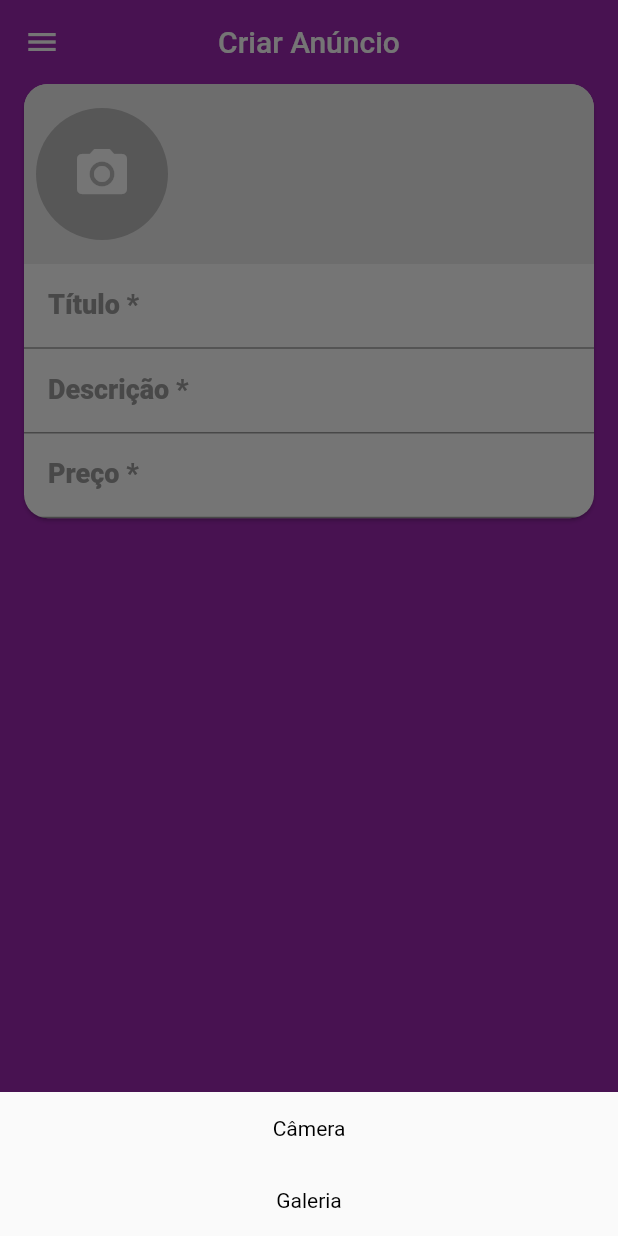
After one commit to silas-almeida/XLO, a Flutter app: the CreateScreen screen opened directly, after a tap on the "camera alt" icon, on a phone screen of 412 x 824 dp. The commit adds this screen. Run offline on Flutter 3.47's test engine with Material 2 defaults, Android fonts, the phone set to English and light mode, and no system bars; our stand-ins replace brasil_fields, flutter_mobx, get_it, image_cropper, image_picker, mobx and 1 more; accounts and stored records are empty; generated files the repository leaves out were written again.

Commit message:
implementação da adição de imagens à tela de criacao de anuncios

```diff
--- a/lib/components/custom_drawer/custom_drawer_header.dart
+++ b/lib/components/custom_drawer/custom_drawer_header.dart
@@ -1,15 +1,24 @@
 import 'package:flutter/material.dart';
+import 'package:get_it/get_it.dart';
 import 'package:xlo_mobx2/screens/login/login_screen.dart';
+import 'package:xlo_mobx2/stores/page_store.dart';
+import 'package:xlo_mobx2/stores/user_manager_store.dart';
 
 class CustomDrawerHeader extends StatelessWidget {
+  final userManagerStore = GetIt.I<UserManagerStore>();
+
   @override
   Widget build(BuildContext context) {
     return GestureDetector(
       onTap: () {
         Navigator.of(context).pop();
-        Navigator.of(context).push(MaterialPageRoute(
-          builder: (_) => LoginScreen(),
-        ));
+        if (userManagerStore.isLoggedIn) {
+          GetIt.I<PageStore>().setPage(4);
+        } else {
+          Navigator.of(context).push(MaterialPageRoute(
+            builder: (_) => LoginScreen(),
+          ));
+        }
       },
       child: Container(
         color: Colors.purple,
@@ -31,7 +40,9 @@ class CustomDrawerHeader extends StatelessWidget {
                 crossAxisAlignment: CrossAxisAlignment.start,
                 children: [
                   Text(
-                    'Acesse sua conta agora!',
+                    userManagerStore.isLoggedIn
+                        ? userManagerStore.user.name
+                        : 'Acesse sua conta agora!',
                     style: TextStyle(
                       color: Colors.white,
                       fontSize: 16,
@@ -42,7 +53,9 @@ class CustomDrawerHeader extends StatelessWidget {
                     height: 5,
                   ),
                   Text(
-                    'Clique aqui!',
+                    userManagerStore.isLoggedIn
+                        ? userManagerStore.user.email
+                        : 'Clique aqui!',
                     style: TextStyle(
                       color: Colors.white,
                       fontSize: 14,
--- a/lib/components/error_box.dart
+++ b/lib/components/error_box.dart
@@ -13,7 +13,10 @@ class ErrorBox extends StatelessWidget {
       return Container(
         margin: const EdgeInsets.symmetric(vertical: 8.0),
         padding: const EdgeInsets.all(8.0),
-        color: Colors.red,
+        decoration: BoxDecoration(
+          color: Colors.red,
+          borderRadius: BorderRadius.circular(12.0),
+        ),
         child: Row(
           children: [
             Icon(
--- a/lib/screens/base/base_screen.dart
+++ b/lib/screens/base/base_screen.dart
@@ -1,6 +1,7 @@
 import 'package:flutter/material.dart';
 import 'package:get_it/get_it.dart';
 import 'package:mobx/mobx.dart';
+import 'package:xlo_mobx2/screens/create/create_screen.dart';
 import 'package:xlo_mobx2/screens/home/home_screen.dart';
 import 'package:xlo_mobx2/stores/page_store.dart';
 
@@ -31,9 +32,7 @@ class _BaseScreenState extends State<BaseScreen> {
         physics: const NeverScrollableScrollPhysics(),
         children: [
           HomeScreen(),
-          Container(
-            color: Colors.green,
-          ),
+          CreateScreen(),
           Container(
             color: Colors.yellow,
           ),
--- /dev/null
+++ b/lib/screens/create/components/image_source_modal.dart
@@ -0,0 +1,97 @@
+import 'dart:io';
+
+import 'package:flutter/cupertino.dart';
+import 'package:flutter/material.dart';
+import 'package:image_cropper/image_cropper.dart';
+import 'package:image_picker/image_picker.dart';
+
+class ImageSourceModal extends StatelessWidget {
+  final Function(File) onImageSelected;
+
+  ImageSourceModal(this.onImageSelected);
+
+  @override
+  Widget build(BuildContext context) {
+    if (Platform.isAndroid) {
+      return BottomSheet(
+        onClosing: () {},
+        builder: (_) => Column(
+          mainAxisSize: MainAxisSize.min,
+          crossAxisAlignment: CrossAxisAlignment.stretch,
+          children: [
+            TextButton(
+              onPressed: getFromCamera,
+              child: const Text(
+                'Câmera',
+                style: TextStyle(color: Colors.black),
+              ),
+            ),
+            TextButton(
+              onPressed: getFromGallery,
+              child:
+                  const Text('Galeria', style: TextStyle(color: Colors.black)),
+            ),
+          ],
+        ),
+      );
+    } else {
+      return CupertinoActionSheet(
+        cancelButton: CupertinoActionSheetAction(
+          child: const Text(
+            'Cancelar',
+            style: TextStyle(color: Colors.red),
+          ),
+          onPressed: () {
+            Navigator.of(context).pop();
+          },
+        ),
+        actions: [
+          CupertinoActionSheetAction(
+            child: const Text('Câmera'),
+            onPressed: getFromCamera,
+          ),
+          CupertinoActionSheetAction(
+            child: const Text('Galeria'),
+            onPressed: getFromGallery,
+          ),
+        ],
+      );
+    }
+  }
+
+  Future<void> getFromCamera() async {
+    final pickedFile = await ImagePicker().getImage(source: ImageSource.camera);
+    if (pickedFile == null) return;
+    final image = File(pickedFile.path);
+    imageSelected(image);
+  }
+
+  Future<void> getFromGallery() async {
+    final pickedFile =
+        await ImagePicker().getImage(source: ImageSource.gallery);
+    if (pickedFile == null) return;
+    final image = File(pickedFile.path);
+    imageSelected(image);
+  }
+
+  Future<void> imageSelected(File image) async {
+    final croppedFile = await ImageCropper.cropImage(
+      sourcePath: image.path,
+      aspectRatio: CropAspectRatio(ratioX: 1, ratioY: 1),
+      androidUiSettings: AndroidUiSettings(
+        toolbarTitle: 'Editar imagem',
+        toolbarColor: Colors.purple,
+        toolbarWidgetColor: Colors.white,
+      ),
+      iosUiSettings: IOSUiSettings(
+        title: 'Editar imagem',
+        cancelButtonTitle: 'Cancelar',
+        doneButtonTitle: 'Concluir',
+      ),
+    );
+
+    if (croppedFile != null) {
+      onImageSelected(croppedFile);
+    }
+  }
+}
--- /dev/null
+++ b/lib/screens/create/components/images_field.dart
@@ -0,0 +1,93 @@
+import 'dart:io';
+import 'package:flutter_mobx/flutter_mobx.dart';
+import 'package:xlo_mobx2/stores/create_store.dart';
+import 'package:flutter/cupertino.dart';
+import 'package:flutter/material.dart';
+import 'package:xlo_mobx2/screens/create/components/image_source_modal.dart';
+import 'package:xlo_mobx2/screens/create/components/image_dialog.dart';
+
+class ImagesField extends StatelessWidget {
+  final CreateStore createStore;
+
+  ImagesField(this.createStore);
+
+  @override
+  Widget build(BuildContext context) {
+    void onImageSelected(File image) {
+      createStore.images.add(image);
+      Navigator.of(context).pop();
+    }
+
+    return Container(
+        color: Colors.grey[200],
+        height: 120,
+        child: Observer(
+          builder: (_) => ListView.builder(
+            scrollDirection: Axis.horizontal,
+            itemCount: createStore.images.length < 5
+                ? createStore.images.length + 1
+                : createStore.images.length,
+            itemBuilder: (_, index) {
+              if (index == createStore.images.length ?? true) {
+                return GestureDetector(
+                  onTap: () {
+                    if (Platform.isAndroid) {
+                      showModalBottomSheet(
+                        context: context,
+                        builder: (_) => ImageSourceModal(onImageSelected),
+                      );
+                    } else {
+                      showCupertinoModalPopup(
+                        context: context,
+                        builder: (_) => ImageSourceModal(onImageSelected),
+                      );
+                    }
+                  },
+                  child: Padding(
+                    padding: EdgeInsets.fromLTRB(
+                      8,
+                      16,
+                      index == 4 ? 8 : 0,
+                      16,
+                    ),
+                    child: CircleAvatar(
+                      radius: 44,
+                      backgroundColor: Colors.grey[400],
+                      child: Column(
+                        mainAxisAlignment: MainAxisAlignment.center,
+                        children: [
+                          Icon(
+                            Icons.camera_alt,
+                            size: 40,
+                            color: Colors.white,
+                          ),
+                        ],
+                      ),
+                    ),
+                  ),
+                );
+              } else {
+                return GestureDetector(
+                  onTap: () {
+                    showDialog(
+                      context: context,
+                      builder: (_) => ImageDialog(
+                        image: createStore.images[index],
+                        onDelete: () => createStore.images.removeAt(index),
+                      ),
+                    );
+                  },
+                  child: Padding(
+                    padding: const EdgeInsets.fromLTRB(8, 8, 0, 7),
+                    child: CircleAvatar(
+                      radius: 44,
+                      backgroundImage: FileImage(createStore.images[index]),
+                    ),
+                  ),
+                );
+              }
+            },
+          ),
+        ));
+  }
+}
--- /dev/null
+++ b/lib/screens/create/create_screen.dart
@@ -0,0 +1,65 @@
+import 'package:brasil_fields/brasil_fields.dart';
+import 'package:flutter/material.dart';
+import 'package:flutter/services.dart';
+import 'package:xlo_mobx2/components/custom_drawer/custom_drawer.dart';
+import 'package:xlo_mobx2/stores/create_store.dart';
+import 'components/images_field.dart';
+
+class CreateScreen extends StatelessWidget {
+  final CreateStore createStore = CreateStore();
+  @override
+  Widget build(BuildContext context) {
+    final labelStyle = const TextStyle(
+        fontWeight: FontWeight.w800, color: Colors.grey, fontSize: 18);
+    final contentPadding = const EdgeInsets.fromLTRB(16, 10, 12, 10);
+    return Scaffold(
+      appBar: AppBar(
+        title: const Text('Criar Anúncio'),
+        centerTitle: true,
+      ),
+      drawer: CustomDrawer(),
+      body: Card(
+        clipBehavior: Clip.antiAlias,
+        margin: const EdgeInsets.symmetric(horizontal: 16),
+        shape: RoundedRectangleBorder(
+          borderRadius: BorderRadius.circular(
+            (16),
+          ),
+        ),
+        child: Column(
+          mainAxisSize: MainAxisSize.min,
+          children: [
+            ImagesField(createStore),
+            TextFormField(
+              decoration: InputDecoration(
+                labelText: 'Título *',
+                labelStyle: labelStyle,
+                contentPadding: contentPadding,
+              ),
+            ),
+            TextFormField(
+              decoration: InputDecoration(
+                labelText: 'Descrição *',
+                labelStyle: labelStyle,
+                contentPadding: contentPadding,
+              ),
+              maxLines: null,
+            ),
+            TextFormField(
+              decoration: InputDecoration(
+                  labelText: 'Preço *',
+                  labelStyle: labelStyle,
+                  contentPadding: contentPadding,
+                  prefixText: 'R\$ '),
+              keyboardType: TextInputType.number,
+              inputFormatters: [
+                FilteringTextInputFormatter.digitsOnly,
+                RealInputFormatter(centavos: true),
+              ],
+            )
+          ],
+        ),
+      ),
+    );
+  }
+}
--- /dev/null
+++ b/lib/stores/create_store.dart
@@ -0,0 +1,9 @@
+import 'package:mobx/mobx.dart';
+
+part 'create_store.g.dart';
+
+class CreateStore = _CreateStore with _$CreateStore;
+
+abstract class _CreateStore with Store {
+  ObservableList images = ObservableList();
+}
--- a/lib/stores/signup_store.dart
+++ b/lib/stores/signup_store.dart
@@ -1,7 +1,9 @@
+import 'package:get_it/get_it.dart';
 import 'package:mobx/mobx.dart';
 import 'package:xlo_mobx2/helpers/extensions.dart';
 import 'package:xlo_mobx2/models/user.dart';
 import 'package:xlo_mobx2/repositories/user_repository.dart';
+import 'package:xlo_mobx2/stores/user_manager_store.dart';
 part 'signup_store.g.dart';
 
 class SignupStore = _SignupStore with _$SignupStore;
@@ -122,7 +124,7 @@ abstract class _SignupStore with Store {
     );
     try {
       final resultUser = await UserRepository().signUp(user);
-      print(resultUser);
+      GetIt.I<UserManagerStore>().setUser(resultUser);
     } catch (e) {
       error = e.toString();
     }
```
Also changed, not shown: lib/main.dart (+7 -2 lines), lib/repositories/user_repository.dart (+24 -0 lines), lib/screens/create/components/image_dialog.dart (added, +30 -0 lines), lib/screens/login/login_screen.dart (+47 -10 lines), lib/stores/login_store.dart (added, +69 -0 lines), lib/stores/user_manager_store.dart (added, +27 -0 lines), pubspec.yaml (+5 -3 lines), lib/stores/create_store.g.dart (added), lib/stores/login_store.g.dart (added), lib/stores/user_manager_store.g.dart (added), pubspec.lock, 1 other file.
